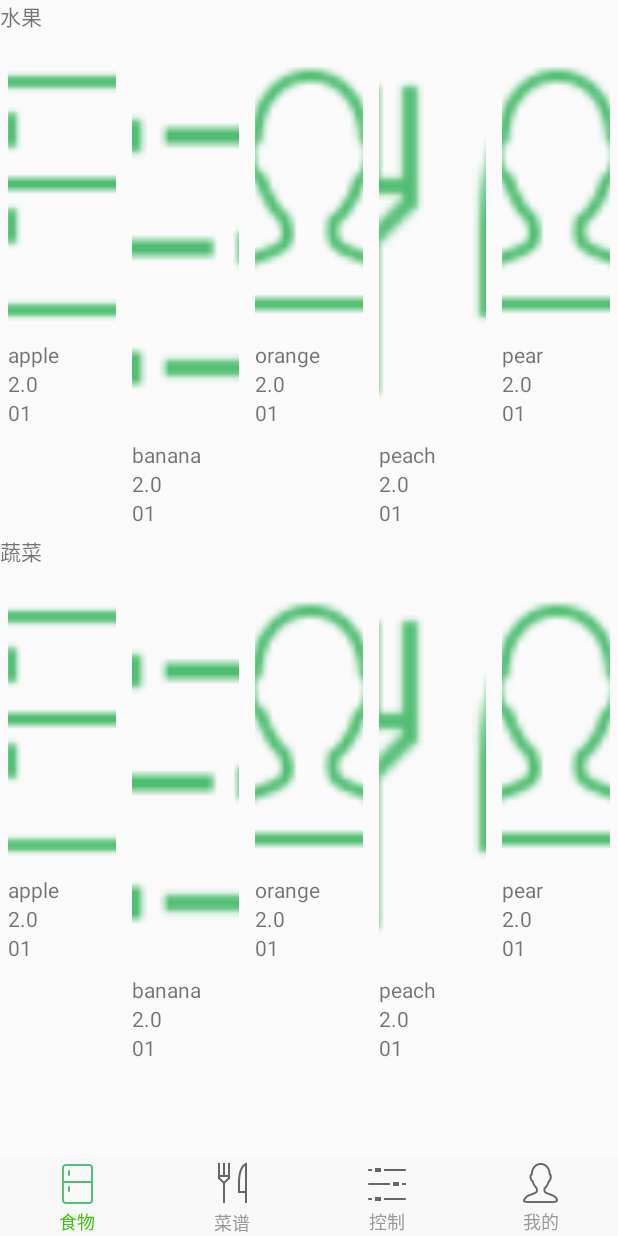
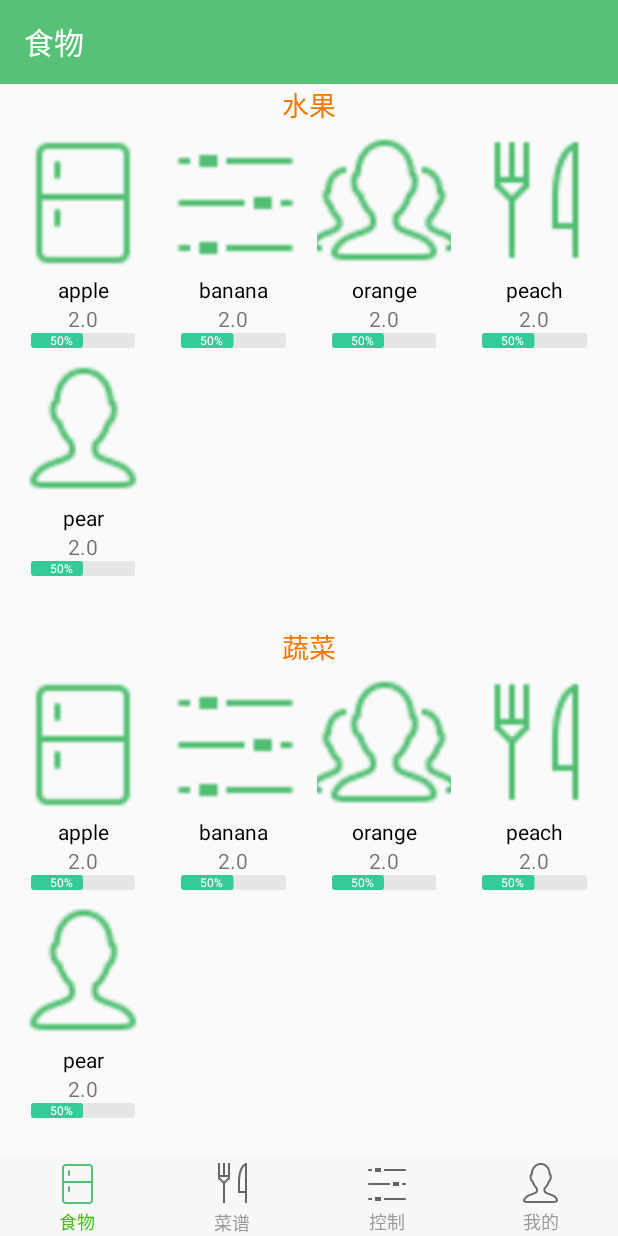
Before and after one commit to TI-Group/Android_App, an Android app: the screen it shows after launch (MainActivity), on a phone screen of 412 x 824 dp. Run offline under Robolectric (Android 15) with nearby library versions, the phone set to English and light mode, and no system bars; our stand-ins replace CircleImageView; libraries missing offline, so code that uses them is left out: com.mob, com.yzq.zxinglibrary, me.nereo.multi_image_selector; pictures from the network do not load; 2 statements that could not run were skipped.

Commit message:
fridge fragment

```diff
--- /dev/null
+++ b/app/src/main/java/io/appetizer/hci_fridge/View/RoundedRectProgressBar.java
@@ -0,0 +1,99 @@
+package io.appetizer.hci_fridge.View;
+
+
+import android.content.Context;
+import android.content.res.TypedArray;
+import android.graphics.Canvas;
+import android.graphics.Color;
+import android.graphics.Paint;
+import android.graphics.RectF;
+import android.util.AttributeSet;
+import android.view.View;
+
+import io.appetizer.hci_fridge.R;
+
+/**
+ * Created by lankton on 16/1/8.
+ */
+public class RoundedRectProgressBar extends View {
+
+    private Paint mPaint = new Paint(Paint.ANTI_ALIAS_FLAG);
+    private int barColor;
+    private int backColor;
+    private int textColor;
+    private float radius;
+
+    int progress = 0;
+
+    public RoundedRectProgressBar(Context context, AttributeSet attrs, int defStyle) {
+        super(context, attrs, defStyle);
+        /*获取自定义参数的颜色值*/
+        TypedArray a = context.getTheme().obtainStyledAttributes(attrs, R.styleable.RoundedRectProgressBar, defStyle, 0);
+        int n = a.getIndexCount();
+        for (int i = 0; i < n; i++)
+        {
+            int attr = a.getIndex(i);
+            switch (attr)
+            {
+                case R.styleable.RoundedRectProgressBar_backColor:
+                    backColor = a.getColor(attr, Color.GRAY);
+                    break;
+                case R.styleable.RoundedRectProgressBar_barColor:
+                    barColor = a.getColor(attr, Color.GREEN);
+                    break;
+                case R.styleable.RoundedRectProgressBar_textColor:
+                    textColor = a.getColor(attr, Color.WHITE);
+                    break;
+
+            }
+
+        }
+        a.recycle();
+    }
+
+    public RoundedRectProgressBar(Context context, AttributeSet attrs) {
+        this(context, attrs, 0);
+    }
+
+    public RoundedRectProgressBar(Context context) {
+        this(context, null);
+    }
+
+    @Override
+    protected void onMeasure(int widthMeasureSpec, int heightMeasureSpec) {
+        super.onMeasure(widthMeasureSpec, heightMeasureSpec);
+        radius = this.getMeasuredHeight() / 5;
+    }
+
+    @Override
+    protected void onDraw(Canvas canvas) {
+        super.onDraw(canvas);
+        //背景
+        mPaint.setColor(backColor);
+        mPaint.setStyle(Paint.Style.FILL);
+        canvas.drawRoundRect(new RectF(0, 0, this.getMeasuredWidth(), this.getMeasuredHeight()), radius, radius, mPaint);
+        //进度条
+        mPaint.setColor(barColor);
+        mPaint.setStyle(Paint.Style.FILL);
+        canvas.drawRoundRect(new RectF(0, 0, this.getMeasuredWidth() * progress / 100f, this.getMeasuredHeight()), radius, radius, mPaint);
+        //进度
+        mPaint.setColor(textColor);
+        mPaint.setTextSize(this.getMeasuredHeight() / 1.2f);
+        String text = "" + progress + "%";
+        float x = this.getMeasuredWidth() * progress / 100 - mPaint.measureText(text) - 10;
+        float y = this.getMeasuredHeight() / 2f - mPaint.getFontMetrics().ascent / 2f - mPaint.getFontMetrics().descent / 2f;
+        canvas.drawText(text, x, y, mPaint);
+    }
+
+    /*设置进度条进度, 外部调用*/
+    public void setProgress(int progress) {
+        if (progress > 100) {
+            this.progress = 100;
+        } else if (progress < 0) {
+            this.progress = 0;
+        } else {
+            this.progress = progress;
+        }
+        postInvalidate();
+    }
+}
--- a/app/src/main/java/io/appetizer/hci_fridge/adapter/FoodAdapter.java
+++ b/app/src/main/java/io/appetizer/hci_fridge/adapter/FoodAdapter.java
@@ -15,6 +15,7 @@ import android.widget.TextView;
 import java.util.List;
 import io.appetizer.hci_fridge.Model.Foodinfo;
 import io.appetizer.hci_fridge.R;
+import io.appetizer.hci_fridge.View.RoundedRectProgressBar;
 
 
 /**
@@ -45,13 +46,14 @@ public class FoodAdapter extends RecyclerView.Adapter<FoodAdapter.MyViewHolder>
         Foodinfo food = data.get(position);
         holder.itemName.setText(food.getName());
         holder.itemNum.setText(food.getNum()+"");
-        holder.itemTime.setText(food.getTime());
+        int percent = 50;
+        holder.itemTime.setProgress(percent);
         holder.itemImage.setImageResource(food.getImageId());
-        if (position % 2 == 0) {
-            holder.itemImage.setLayoutParams(new LinearLayout.LayoutParams(ViewGroup.LayoutParams.MATCH_PARENT, 300));
-        } else {
-            holder.itemImage.setLayoutParams(new LinearLayout.LayoutParams(ViewGroup.LayoutParams.MATCH_PARENT, 400));
-        }
+        //if (position % 2 == 0) {
+        //    holder.itemImage.setLayoutParams(new LinearLayout.LayoutParams(ViewGroup.LayoutParams.MATCH_PARENT, 300));
+        //} else {
+        //    holder.itemImage.setLayoutParams(new LinearLayout.LayoutParams(ViewGroup.LayoutParams.MATCH_PARENT, 400));
+        //}
         if(mOnItemClickListener != null) {
             /**
              * 这里加了判断，itemViewHolder.itemView.hasOnClickListeners()
@@ -117,14 +119,14 @@ public class FoodAdapter extends RecyclerView.Adapter<FoodAdapter.MyViewHolder>
         private ImageView itemImage;
         private TextView itemName;
         private TextView itemNum;
-        private TextView itemTime;
+        private RoundedRectProgressBar itemTime;
 
         public MyViewHolder(View itemView) {
             super(itemView);
             this.itemImage = (ImageView) itemView.findViewById(R.id.itemImage);
             this.itemName = (TextView) itemView.findViewById(R.id.itemName);
             this.itemNum = (TextView) itemView.findViewById(R.id.itemNum);
-            this.itemTime = (TextView) itemView.findViewById(R.id.itemTime);
+            this.itemTime = (RoundedRectProgressBar) itemView.findViewById(R.id.itemTime);
         }
     }
 
--- a/app/src/main/java/io/appetizer/hci_fridge/fragment/ContactsFragment.java
+++ b/app/src/main/java/io/appetizer/hci_fridge/fragment/ContactsFragment.java
@@ -50,6 +50,6 @@ public class ContactsFragment extends Fragment {
         webView.getSettings().setDomStorageEnabled(true);
         webView.getSettings().setAllowFileAccessFromFileURLs(true);
         webView.setWebViewClient(new WebViewClient());
-        webView.loadUrl("http://h5.izhangchu.com");
+        webView.loadUrl("http://h5.izhangchu.com/search_index");
     }
 }
--- a/app/src/main/java/io/appetizer/hci_fridge/fragment/fridgeFragment.java
+++ b/app/src/main/java/io/appetizer/hci_fridge/fragment/fridgeFragment.java
@@ -71,7 +71,7 @@ public class fridgeFragment extends Fragment {
 
         adapter = new FoodAdapter(this.getContext(), foodList);
 
-        fruit.setLayoutManager(new GridLayoutManager(getContext(), 5));
+        fruit.setLayoutManager(new GridLayoutManager(getContext(), 4));
         adapter.setOnItemClickListener(new FoodAdapter.OnItemClickListener() {
             @Override
             public void onItemClick(View view, final int position) {
@@ -111,7 +111,7 @@ public class fridgeFragment extends Fragment {
             }
         });
         fruit.setAdapter(adapter);
-        vegetable.setLayoutManager(new GridLayoutManager(getContext(), 5));
+        vegetable.setLayoutManager(new GridLayoutManager(getContext(), 4));
         vegetable.setAdapter(adapter);
         return view;
     }
@@ -127,4 +127,13 @@ public class fridgeFragment extends Fragment {
         return data;
     }
 
+
+    @Override
+    public void onActivityCreated(@Nullable Bundle savedInstanceState) {
+        super.onActivityCreated(savedInstanceState);
+        android.support.v7.widget.Toolbar toolbar = getActivity().findViewById(R.id.fridgeToolBar);
+        toolbar.setTitleTextColor(getActivity().getResources().getColor(R.color.white));
+        toolbar.setTitle("食物");
+        ((AppCompatActivity) getActivity()).setSupportActionBar(toolbar);
+    }
 }
--- a/app/src/main/res/layout/frag_fridge.xml
+++ b/app/src/main/res/layout/frag_fridge.xml
@@ -1,8 +1,26 @@
 <?xml version="1.0" encoding="utf-8"?>
-<ScrollView xmlns:android="http://schemas.android.com/apk/res/android"
+
+<LinearLayout
+    xmlns:android="http://schemas.android.com/apk/res/android"
+    xmlns:app="http://schemas.android.com/apk/res-auto"
+    android:layout_width="match_parent"
+    android:layout_height="wrap_content"
+    android:orientation="vertical" >
+
+    <android.support.v7.widget.Toolbar
+        android:id="@+id/fridgeToolBar"
+        android:layout_width="match_parent"
+        android:layout_height="?attr/actionBarSize"
+        android:background="?attr/colorPrimary"
+        android:theme="@style/ThemeOverlay.AppCompat.Dark.ActionBar"
+        app:popupTheme="@style/ThemeOverlay.AppCompat.Light" />
+
+
+    <ScrollView
         android:layout_width="match_parent"
         android:layout_height="match_parent"
         android:orientation="vertical">
+
         <LinearLayout
             android:layout_width="match_parent"
             android:layout_height="wrap_content"
@@ -12,23 +30,37 @@
             <TextView
                 android:layout_width="match_parent"
                 android:layout_height="wrap_content"
-            android:text="@string/fruit" />
+                android:text="@string/fruit"
+                android:gravity="center"
+                android:textColor="@color/jd_orange_color_n"
+                android:textSize="18sp"/>
 
             <android.support.v7.widget.RecyclerView
                 android:id="@+id/fruit"
                 android:layout_width="match_parent"
-            android:layout_height="wrap_content">
+                android:layout_height="wrap_content"
+                android:paddingHorizontal="5dp">
             </android.support.v7.widget.RecyclerView>
+
+
+
             <TextView
+                android:paddingTop="30dp"
                 android:layout_width="match_parent"
                 android:layout_height="wrap_content"
-            android:text="@string/vegetable" />
+                android:text="@string/vegetable"
+                android:gravity="center"
+                android:textColor="@color/jd_orange_color_n"
+                android:textSize="18sp" />
 
             <android.support.v7.widget.RecyclerView
                 android:id="@+id/vegetable"
                 android:layout_width="match_parent"
-            android:layout_height="wrap_content">
+                android:layout_height="wrap_content"
+                android:paddingHorizontal="5dp">
             </android.support.v7.widget.RecyclerView>
         </LinearLayout>
 
     </ScrollView>
+
+</LinearLayout>
--- a/app/src/main/res/layout/fridge_item.xml
+++ b/app/src/main/res/layout/fridge_item.xml
@@ -2,30 +2,49 @@
 <LinearLayout xmlns:android="http://schemas.android.com/apk/res/android"
     android:layout_width="match_parent"
     android:layout_height="wrap_content"
+    xmlns:app="http://schemas.android.com/apk/res-auto"
     android:orientation="vertical"
-    android:padding="5dp">
+    android:paddingBottom="3dp"
+    android:paddingHorizontal="5dp"
+    android:layout_gravity="center">
 
     <ImageView
         android:id="@+id/itemImage"
+        android:layout_width="150px"
+        android:layout_height="150px"
+        android:scaleType="centerCrop"
+        android:layout_gravity="center"/>
+
+    <LinearLayout
         android:layout_width="match_parent"
         android:layout_height="wrap_content"
-        android:scaleType="centerCrop" />
-
+        android:orientation="vertical">
         <TextView
             android:id="@+id/itemName"
             android:layout_width="match_parent"
             android:layout_height="wrap_content"
-        android:text="TextView" />
+            android:text="name"
+            android:gravity="center"
+            android:textColor="@color/jd_black_color"/>
         <TextView
             android:id="@+id/itemNum"
             android:layout_width="match_parent"
             android:layout_height="wrap_content"
-        android:text="TextView" />
-    <TextView
+            android:text="num"
+            android:gravity="center"/>
+
+    </LinearLayout>
+
+    <io.appetizer.hci_fridge.View.RoundedRectProgressBar
         android:id="@+id/itemTime"
         android:layout_width="match_parent"
-        android:layout_height="wrap_content"
-        android:text="TextView" />
+        android:layout_marginHorizontal="10dp"
+        android:layout_height="10dp"
+        android:layout_gravity="center"
+        app:backColor="#E6E6E6"
+        app:barColor="#33CC99"
+        app:textColor="#FFFFFF"/>
+
 
 
 </LinearLayout>
--- /dev/null
+++ b/app/src/main/res/values/attrs.xml
@@ -0,0 +1,11 @@
+<?xml version="1.0" encoding="utf-8"?>
+<resources>
+
+
+    <declare-styleable name="RoundedRectProgressBar">
+        <attr name="backColor" format="color" />
+        <attr name="barColor" format="color" />
+        <attr name="textColor" format="color" />
+    </declare-styleable>
+
+</resources>
```
Lines whose indentation alone changed are shown as unchanged.
